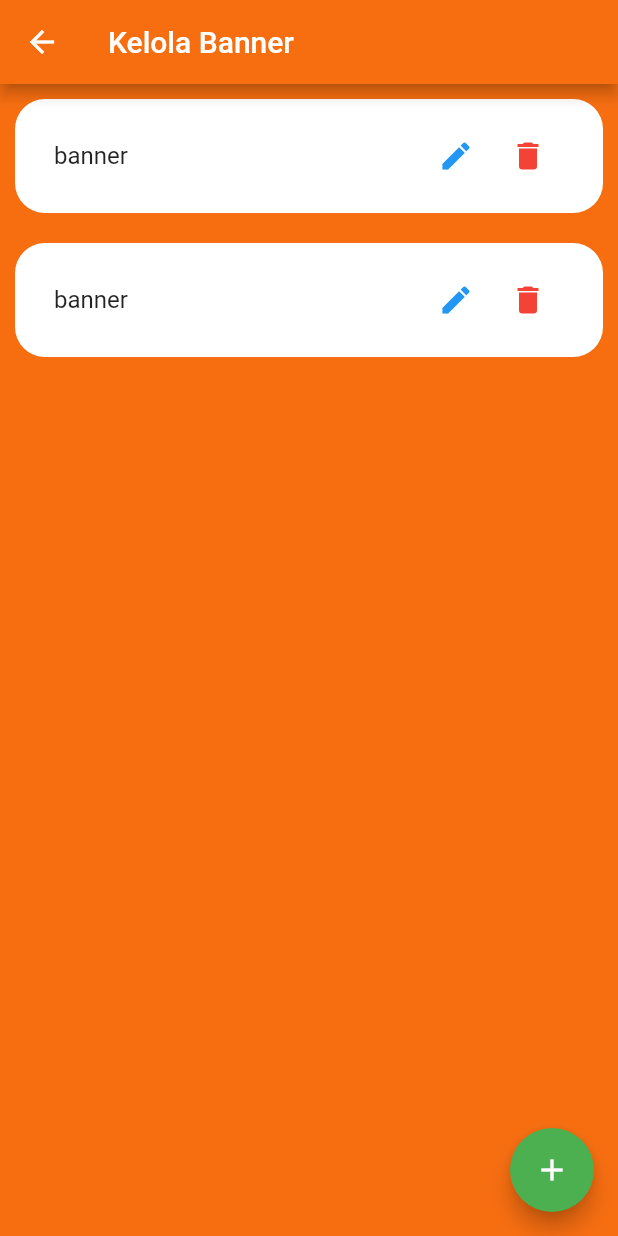
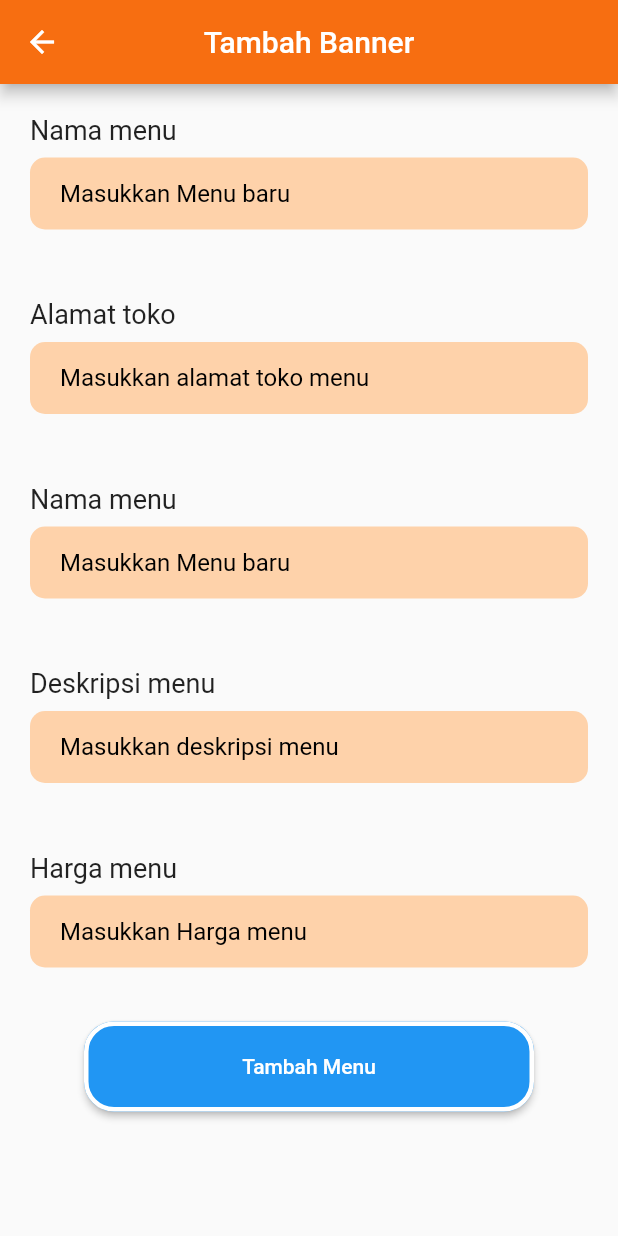
Before and after one commit to rendiwithi/holland_app, a Flutter app: the BannerPage screen opened directly, after a tap on the "add" icon, on a phone screen of 412 x 824 dp. Run offline on Flutter 3.47's test engine with Material 2 defaults, Android fonts, the phone set to English and light mode, and no system bars; our stand-ins replace carousel_slider.

Commit message:
add detail

```diff
--- /dev/null
+++ b/lib/screen/admin/add_banner_page.dart
@@ -0,0 +1,115 @@
+import 'package:flutter/material.dart';
+import 'package:holland/data/colorData.dart';
+import 'package:holland/widget/cardInput.dart';
+
+class AddBannerPage extends StatefulWidget {
+  const AddBannerPage({Key? key}) : super(key: key);
+
+  @override
+  State<AddBannerPage> createState() => _AddBannerPageState();
+}
+
+class _AddBannerPageState extends State<AddBannerPage> {
+  TextEditingController titleController = TextEditingController();
+  TextEditingController positionController = TextEditingController();
+  TextEditingController imgController = TextEditingController();
+  TextEditingController descController = TextEditingController();
+  TextEditingController priceController = TextEditingController();
+  @override
+  Widget build(BuildContext context) {
+    return Scaffold(
+      appBar: AppBar(
+        title: Text("Tambah Banner"),
+        backgroundColor: backgroundApp,
+        centerTitle: true,
+      ),
+      body: SingleChildScrollView(
+        child: Column(
+          children: [
+            Padding(
+              padding: const EdgeInsets.all(20.0),
+              child: cardInput(
+                controller: titleController,
+                title: "Nama menu",
+                hint: "Masukkan Menu baru",
+                isSecure: false,
+              ),
+            ),
+            Padding(
+              padding: const EdgeInsets.all(20.0),
+              child: cardInput(
+                controller: positionController,
+                title: "Alamat toko",
+                hint: "Masukkan alamat toko menu",
+                isSecure: false,
+              ),
+            ),
+            Padding(
+              padding: const EdgeInsets.all(20.0),
+              child: cardInput(
+                controller: titleController,
+                title: "Nama menu",
+                hint: "Masukkan Menu baru",
+                isSecure: false,
+              ),
+            ),
+            Padding(
+              padding: const EdgeInsets.all(20.0),
+              child: cardInput(
+                controller: titleController,
+                title: "Deskripsi menu",
+                hint: "Masukkan deskripsi menu",
+                isSecure: false,
+              ),
+            ),
+            Padding(
+              padding: const EdgeInsets.all(20.0),
+              child: cardInput(
+                controller: titleController,
+                title: "Harga menu",
+                hint: "Masukkan Harga menu",
+                isSecure: false,
+              ),
+            ),
+            Center(
+              child: Padding(
+                padding: const EdgeInsets.all(10.0),
+                child: ElevatedButton(
+                  onPressed: () {
+                    // Navigator.push(
+                    //   context,
+                    //   MaterialPageRoute(builder: (context) => const BannerPage()),
+                    // );
+                    // listMenuItem.add(
+                    //   MenuItem(
+                    //     id: listMenuItem.length,
+                    //     title: "title",
+                    //     position: "position",
+                    //     imgUrl: "imgUrl",
+                    //     desc: "desc",
+                    //     price: 1,
+                    //     extraItem: listExtraAsin,
+                    //   ),
+                    // );
+                  },
+                  child: const Text("Tambah Menu"),
+                  style: ElevatedButton.styleFrom(
+                    side: const BorderSide(
+                      width: 3.0,
+                      color: Colors.white,
+                    ),
+                    fixedSize: const Size(300, 60),
+                    primary: Colors.blue,
+                    shape: RoundedRectangleBorder(
+                      borderRadius: BorderRadius.circular(20),
+                    ),
+                  ),
+                ),
+              ),
+            ),
+          ],
+        ),
+      ),
+    );
+  }
+}
--- a/lib/screen/admin/banner_page.dart
+++ b/lib/screen/admin/banner_page.dart
@@ -1,5 +1,6 @@
 import 'package:flutter/material.dart';
 import 'package:holland/data/colorData.dart';
+import 'package:holland/screen/admin/add_banner_page.dart';
 
 class BannerPage extends StatefulWidget {
   const BannerPage({Key? key}) : super(key: key);
@@ -18,7 +19,9 @@ class _BannerPageState extends State<BannerPage> {
         backgroundColor: backgroundApp,
       ),
       floatingActionButton: FloatingActionButton(
-        onPressed: () {},
+        onPressed: () {
+          Navigator.push(context, MaterialPageRoute(builder: (context)=>const AddBannerPage()));
+        },
         child: const Icon(Icons.add),
         backgroundColor: Colors.green,
       ),
--- a/lib/screen/admin/beranda_page.dart
+++ b/lib/screen/admin/beranda_page.dart
@@ -1,5 +1,6 @@
 import 'package:flutter/material.dart';
 import 'package:holland/data/variableModel.dart';
+import 'package:holland/screen/admin/add_menu_page.dart';
 import 'package:holland/screen/admin/banner_page.dart';
 
 class BerandaPage extends StatefulWidget {
@@ -26,7 +27,7 @@ class _BerandaPageState extends State<BerandaPage> {
                     MaterialPageRoute(builder: (context) => const BannerPage()),
                   );
                 },
-                child: Text("Kelola Banner"),
+                child: const Text("Kelola Banner"),
                 style: ElevatedButton.styleFrom(
                   side: const BorderSide(
                     width: 3.0,
@@ -83,8 +84,10 @@ class _BerandaPageState extends State<BerandaPage> {
             child: Padding(
               padding: const EdgeInsets.all(10.0),
               child: ElevatedButton(
-                onPressed: () {},
-                child: Text("Tambah Menu"),
+                onPressed: () {
+                  Navigator.push(context, MaterialPageRoute(builder: (context)=> const AddMenuPage()));
+                },
+                child: const Text("Tambah Menu"),
                 style: ElevatedButton.styleFrom(
                   side: const BorderSide(
                     width: 3.0,
--- a/lib/screen/admin/home_page_admin.dart
+++ b/lib/screen/admin/home_page_admin.dart
@@ -40,8 +40,9 @@ class _HomePageAdminState extends State<HomePageAdmin> {
           BerandaPage(),
           VoucherPageAdmin(),
           OrderPage(),
-            userPage(),
+          UserPage(),
         ]),
-        ));
+      ),
+    );
   }
 }
```
Also changed, not shown: lib/screen/admin/add_menu_page.dart (added, +127 -0 lines), lib/screen/admin/add_user_page.dart (added, +115 -0 lines), lib/screen/admin/add_voucher_page.dart (added, +115 -0 lines), lib/screen/admin/order_page.dart (+6 -2 lines), lib/screen/admin/user_page.dart (+8 -5 lines), lib/screen/admin/voucher_page_admin.dart (+9 -1 lines), 1 other file. Lines whose indentation alone changed are shown as unchanged.
